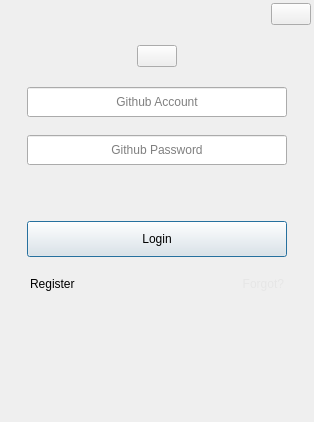
This is UiFiles/LoginDialog.ui in PyQt5/PyQtClient as Qt 5 draws it before an edit. The edited form follows.
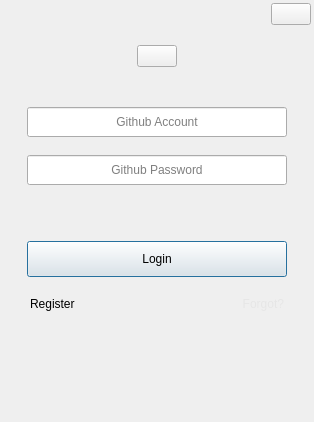
This is the edited form. Custom widgets are drawn as their Qt base class.

The edit to the form file:
```diff
--- a/UiFiles/LoginDialog.ui
+++ b/UiFiles/LoginDialog.ui
@@ -93,7 +93,7 @@
         <property name="sizeHint" stdset="0">
          <size>
           <width>20</width>
-          <height>20</height>
+          <height>40</height>
          </size>
         </property>
        </spacer>
```
